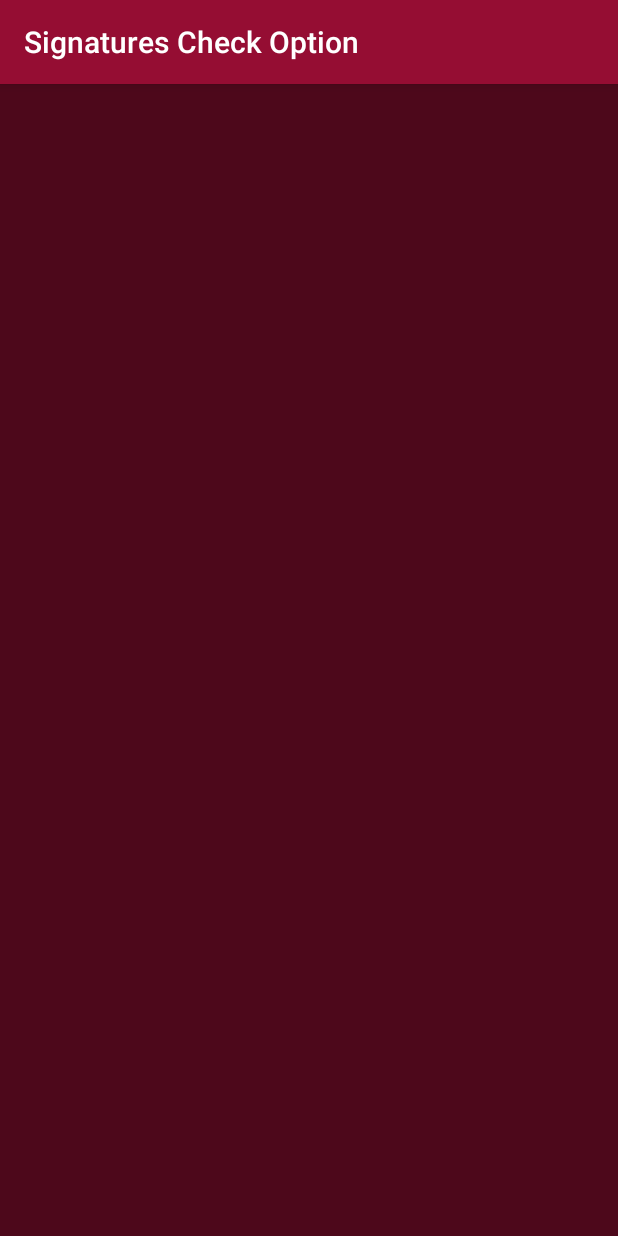
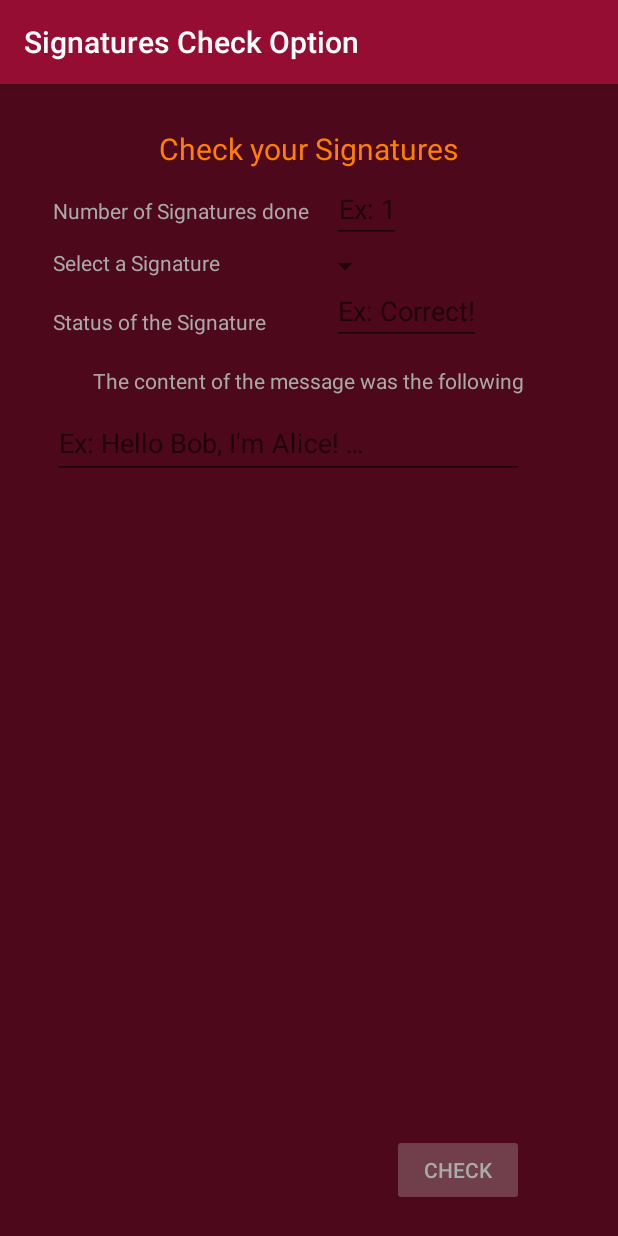
Before and after one commit to Joan95/TFG, an Android app: the OptionSignaturesCheck screen opened directly, with no data from a screen before it, on a phone screen of 412 x 824 dp. Run offline under Robolectric (Android 15) with nearby library versions, the phone set to English and light mode, and no system bars; network calls fail.

Commit message:
Android has been upgraded

```diff
--- a/RaspberryPiAndroidCryptosystem/app/src/main/java/com/example/joan/raspberrypiandroidcryptosystem/File.java
+++ b/RaspberryPiAndroidCryptosystem/app/src/main/java/com/example/joan/raspberrypiandroidcryptosystem/File.java
@@ -5,7 +5,7 @@ public class File {
     private String name = null;
     private int size = 0;
 
-    public File(String name, int size) {
+    File(String name, int size) {
         this.name = name;
         this.size = size;
     }
--- a/RaspberryPiAndroidCryptosystem/app/src/main/java/com/example/joan/raspberrypiandroidcryptosystem/OptionSignaturesCheck.java
+++ b/RaspberryPiAndroidCryptosystem/app/src/main/java/com/example/joan/raspberrypiandroidcryptosystem/OptionSignaturesCheck.java
@@ -17,6 +17,8 @@ public class OptionSignaturesCheck extends AppCompatActivity {
     protected void onCreate(@Nullable Bundle savedInstanceState) {
         super.onCreate(savedInstanceState);
         setContentView(R.layout.option_signatures_check);
+
+        ConnectedThread.contextOptionSignaturesCheck = OptionSignaturesCheck.this;
     }
 
 
--- a/RaspberryPiAndroidCryptosystem/app/src/main/java/com/example/joan/raspberrypiandroidcryptosystem/OptionSignaturesGenerate.java
+++ b/RaspberryPiAndroidCryptosystem/app/src/main/java/com/example/joan/raspberrypiandroidcryptosystem/OptionSignaturesGenerate.java
@@ -15,6 +15,7 @@ import org.json.JSONObject;
 public class OptionSignaturesGenerate extends AppCompatActivity {
 
     private ConnectedThread connectedThread = ConnectedThreadSingleton.getConnectedThread(null);
+    private SignatureSystems signatureSystems = SignatureSystemsSingleton.getCurrentSignatureSystems();
     private ShowToasts myToasts = ShowToasts.getInstance();
 
     public static Boolean operating = false;
@@ -50,6 +51,10 @@ public class OptionSignaturesGenerate extends AppCompatActivity {
                         jsonMessage.put("SignaturesGenerate", "Generate");
                         jsonMessage.put("Title",messageTitle.getText().toString());
                         jsonMessage.put("Message", valueMessage.getEditText().getText().toString());
+
+                        SignatureFile signatureFile = new SignatureFile(messageTitle.getText().toString(), valueMessage.getEditText().getText().toString());
+                        signatureSystems.addFile(signatureFile);
+
                     } catch (JSONException e1) {
                         e1.printStackTrace();
                     }
--- a/RaspberryPiAndroidCryptosystem/app/src/main/res/layout/option_signatures_check.xml
+++ b/RaspberryPiAndroidCryptosystem/app/src/main/res/layout/option_signatures_check.xml
@@ -13,4 +13,127 @@
         android:layout_height="wrap_content"
         android:layout_centerHorizontal="true"/>
 
+    <TextView
+        android:id="@+id/text_header_check_signature"
+        android:layout_width="wrap_content"
+        android:layout_height="wrap_content"
+        android:layout_centerHorizontal="true"
+        android:layout_below="@id/aux_reference"
+        android:text="@string/text_header_signatures_check"
+        android:textColor="@color/orange"
+        android:textSize="20sp"
+        android:height="30dp"
+        android:layout_marginTop="10dp"/>
+
+    <TextView
+        android:id="@+id/text_signatures_check_number_of_signatures"
+        android:layout_width="wrap_content"
+        android:layout_height="wrap_content"
+        android:layout_marginTop="15dp"
+        android:text="@string/text_signatures_check_number_of_signatures"
+        android:layout_below="@id/text_header_check_signature"
+        android:layout_toStartOf="@id/aux_reference"
+        android:layout_toLeftOf="@id/aux_reference"/>
+
+    <EditText
+        android:id="@+id/value_number_of_singatures"
+        android:layout_width="wrap_content"
+        android:layout_height="wrap_content"
+        android:layout_toEndOf="@id/aux_reference"
+        android:layout_toRightOf="@id/aux_reference"
+        android:layout_alignBaseline="@id/text_signatures_check_number_of_signatures"
+        android:inputType="number"
+        android:gravity="center"
+        android:focusable="false"
+        android:layout_marginLeft="15dp"
+        android:layout_marginStart="15dp"
+        android:hint="@string/hint_signatures_done"
+        />
+
+    <TextView
+        android:id="@+id/text_signatures_spinner_select_signature"
+        android:layout_width="wrap_content"
+        android:layout_height="wrap_content"
+        android:text="@string/text_signatures_spinner_select_signature"
+        android:layout_below="@id/text_signatures_check_number_of_signatures"
+        android:layout_alignStart="@id/text_signatures_check_number_of_signatures"
+        android:layout_alignLeft="@id/text_signatures_check_number_of_signatures"
+        android:layout_marginTop="15dp"
+        />
+
+    <Spinner
+        android:id="@+id/spinner_select_signature"
+        android:layout_width="wrap_content"
+        android:layout_height="wrap_content"
+        android:layout_below="@id/text_signatures_check_number_of_signatures"
+        android:layout_marginTop="15dp"
+        android:layout_toEndOf="@id/aux_reference"
+        android:layout_toRightOf="@id/aux_reference">
+    </Spinner>
+
+    <TextView
+        android:id="@+id/text_signature_status"
+        android:layout_width="wrap_content"
+        android:layout_height="wrap_content"
+        android:text="@string/text_signature_status"
+        android:layout_below="@id/spinner_select_signature"
+        android:layout_marginTop="15dp"
+        android:layout_alignStart="@id/text_signatures_spinner_select_signature"
+        android:layout_alignLeft="@id/text_signatures_spinner_select_signature"/>
+
+    <EditText
+        android:id="@+id/value_signature_status"
+        android:layout_width="wrap_content"
+        android:layout_height="wrap_content"
+        android:inputType="text"
+        android:focusable="false"
+        android:layout_below="@id/text_signatures_spinner_select_signature"
+        android:layout_toEndOf="@id/aux_reference"
+        android:layout_toRightOf="@id/aux_reference"
+        android:layout_marginLeft="15dp"
+        android:layout_marginStart="15dp"
+        android:hint="@string/hint_signatures_status"/>
+
+    <TextView
+        android:id="@+id/text_signature_message_content"
+        android:layout_width="wrap_content"
+        android:layout_height="wrap_content"
+        android:layout_marginTop="20dp"
+        android:text="@string/text_signature_message_content"
+        android:layout_below="@id/text_signature_status"
+        android:layout_centerHorizontal="true" />
+
+    <android.support.design.widget.TextInputLayout
+        android:id="@+id/value_signature_message"
+        android:layout_width="wrap_content"
+        android:layout_height="250dp"
+        android:layout_below="@id/text_signature_message_content"
+        android:layout_above="@id/button_check_signature"
+        android:layout_alignStart="@id/text_signatures_check_number_of_signatures"
+        android:layout_alignLeft="@id/text_signatures_check_number_of_signatures"
+        android:layout_alignEnd="@id/text_signature_message_content"
+        android:layout_alignRight="@id/text_signature_message_content"
+        android:focusable="false">
+
+        <android.support.design.widget.TextInputEditText
+            android:layout_width="match_parent"
+            android:layout_height="wrap_content"
+            android:hint="@string/hint_signatures_message"
+            android:inputType="textMultiLine"
+            android:isScrollContainer="true"
+            android:focusable="false"
+            />
+    </android.support.design.widget.TextInputLayout>
+
+    <Button
+        android:id="@+id/button_check_signature"
+        android:layout_width="wrap_content"
+        android:layout_height="wrap_content"
+        android:layout_alignParentBottom="true"
+        android:layout_alignEnd="@id/text_signature_message_content"
+        android:layout_alignRight="@id/text_signature_message_content"
+        android:layout_marginBottom="20dp"
+        android:text="@string/button_check_signature"
+        android:enabled="false"/>
+
 </RelativeLayout>
--- a/RaspberryPiAndroidCryptosystem/app/src/main/res/values/strings.xml
+++ b/RaspberryPiAndroidCryptosystem/app/src/main/res/values/strings.xml
@@ -89,6 +89,11 @@
     <string name="text_header_signatures_create_message">Create your message and sign it</string>
     <string name="text_signatures_set_title">Message\'s Title</string>
     <string name="text_signatures_message">Write your message below</string>
+    <string name="text_header_signatures_check">Check your Signatures</string>
+    <string name="text_signatures_check_number_of_signatures">Number of Signatures done</string>
+    <string name="text_signatures_spinner_select_signature">Select a Signature</string>
+    <string name="text_signature_status">Status of the Signature</string>
+    <string name="text_signature_message_content">The content of the message was the following</string>
 
     <!-- Hint's Name -->
     <string name="hint_password">Password</string>
@@ -105,6 +110,8 @@
     <string name="hint_tap_direction">Direction</string>
     <string name="hint_signatures_set_title">Message to Bob</string>
     <string name="hint_signatures_message">Ex: Hello Bob, I\'m Alice! &#8230;</string>
+    <string name="hint_signatures_done">Ex: 1</string>
+    <string name="hint_signatures_status">Ex: Correct!</string>
 
 
     <!-- Button's Name -->
```
Also changed, not shown: RaspberryPiAndroidCryptosystem/app/src/main/java/com/example/joan/raspberrypiandroidcryptosystem/BindingRaspberryPi.java (+9 -1 lines), RaspberryPiAndroidCryptosystem/app/src/main/java/com/example/joan/raspberrypiandroidcryptosystem/ConnectedThread.java (+40 -2 lines), RaspberryPiAndroidCryptosystem/app/src/main/java/com/example/joan/raspberrypiandroidcryptosystem/SignatureFile.java (added, +28 -0 lines), RaspberryPiAndroidCryptosystem/app/src/main/java/com/example/joan/raspberrypiandroidcryptosystem/SignatureSystems.java (added, +14 -0 lines), RaspberryPiAndroidCryptosystem/app/src/main/java/com/example/joan/raspberrypiandroidcryptosystem/SignatureSystemsSingleton.java (added, +13 -0 lines).
